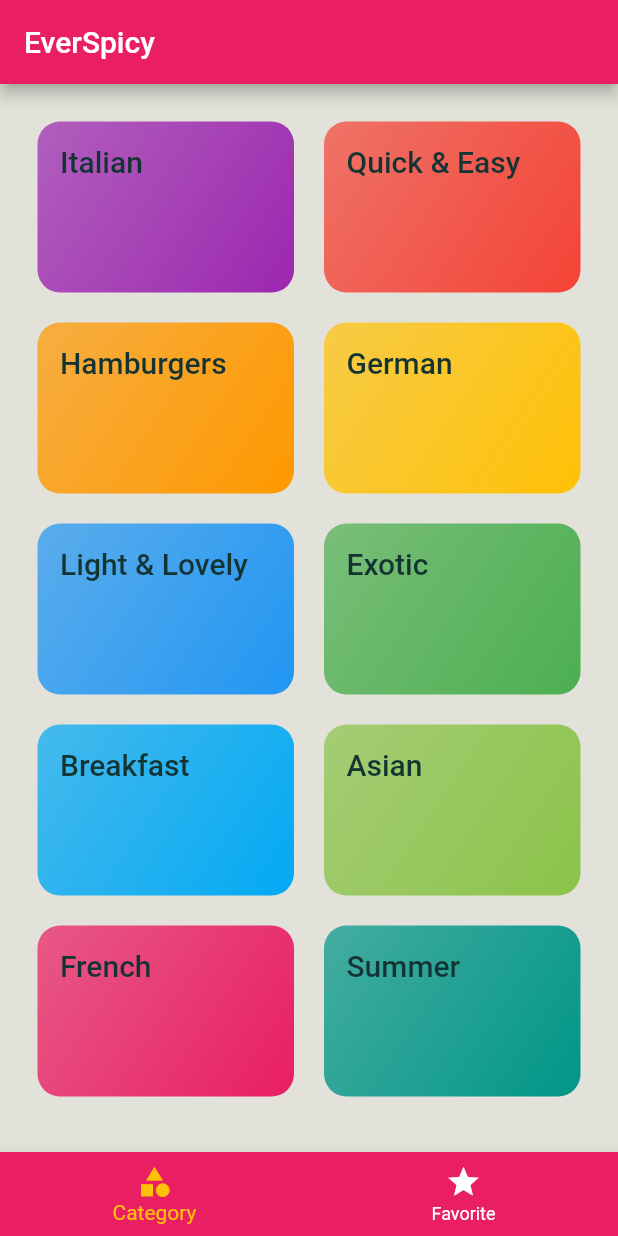
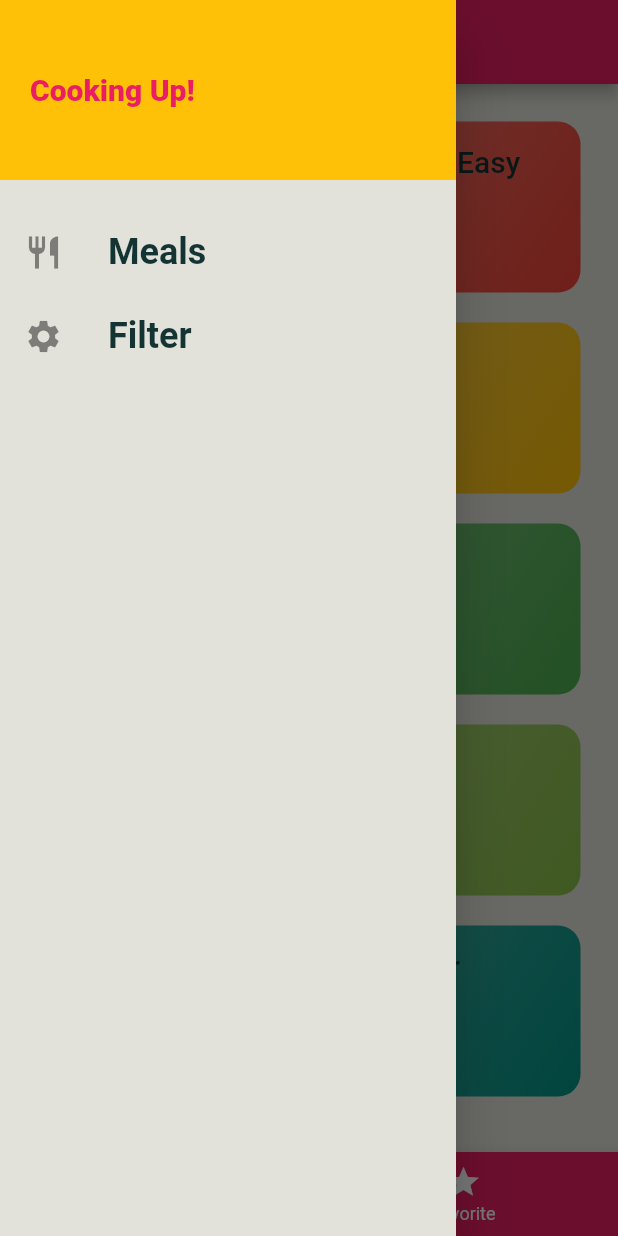
Before and after one commit to subrotokumar/everspicy, a Flutter app: the screen it shows after launch, with the side drawer open (before the commit the screen has no drawer), on a phone screen of 412 x 824 dp. Run offline on Flutter 3.47's test engine with Material 2 defaults, Android fonts, the phone set to English and light mode, and no system bars; Roboto replaces fonts that are missing (Raleway, RobotoCondensed).

Commit message:
Added custom Drawer

```diff
--- a/lib/pages/tab_screen.dart
+++ b/lib/pages/tab_screen.dart
@@ -1,4 +1,5 @@
 import 'package:flutter/material.dart';
+import '../widgets/main_drawer.dart';
 
 import './categories_screen.dart';
 import './favorite.dart';
@@ -30,6 +31,7 @@
         title: Text('EverSpicy'),
       ),
       body: _page[_selectedPage],
+      drawer: MainDrawer(),
       bottomNavigationBar: BottomNavigationBar(
         onTap: _selectPage,
         backgroundColor: Theme.of(context).colorScheme.primary,
--- /dev/null
+++ b/lib/widgets/main_drawer.dart
@@ -0,0 +1,52 @@
+import 'package:flutter/material.dart';
+
+class MainDrawer extends StatelessWidget {
+  //const MainDrawer({ Key? key }) : super(key: key);
+
+  Widget buildListTile(IconData icon, String titleText) {
+    return ListTile(
+      leading: Icon(
+        icon,
+        size: 26,
+      ),
+      title: Text(
+        titleText,
+        style: TextStyle(
+            fontFamily: 'RobotoCondensed',
+            fontSize: 24,
+            fontWeight: FontWeight.bold),
+      ),
+      onTap: () {},
+    );
+  }
+
+  @override
+  Widget build(BuildContext context) {
+    return Drawer(
+      child: Column(
+        children: <Widget>[
+          Container(
+            height: 120,
+            width: double.infinity,
+            padding: EdgeInsets.all(20),
+            alignment: Alignment.centerLeft,
+            color: Theme.of(context).colorScheme.secondary,
+            child: Text(
+              'Cooking Up!',
+              style: TextStyle(
+                fontWeight: FontWeight.w900,
+                fontSize: 20,
+                color: Theme.of(context).colorScheme.primary,
+              ),
+            ),
+          ),
+          SizedBox(
+            height: 20,
+          ),
+          buildListTile(Icons.restaurant, 'Meals'),
+          buildListTile(Icons.settings, 'Filter')
+        ],
+      ),
+    );
+  }
+}
```
